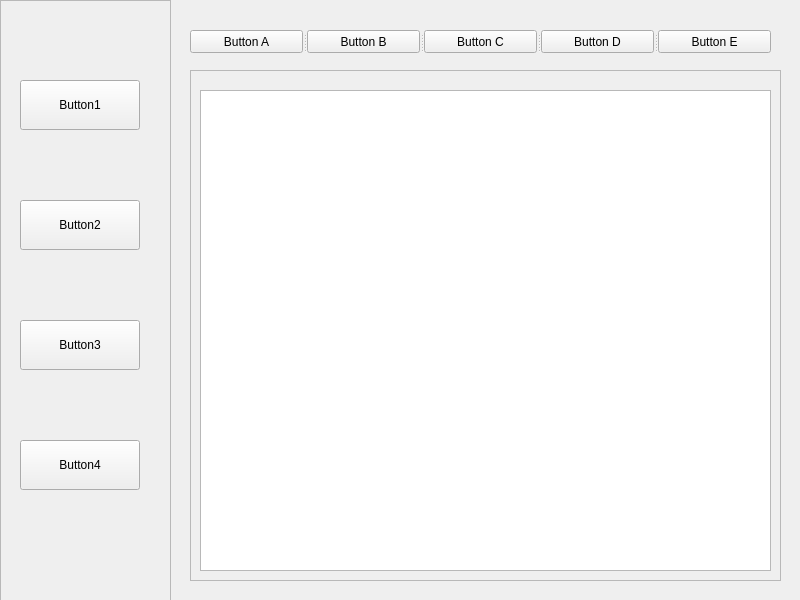
lhdlam/Python-App-Qyqt5, file UI/main.ui: the form before one commit.
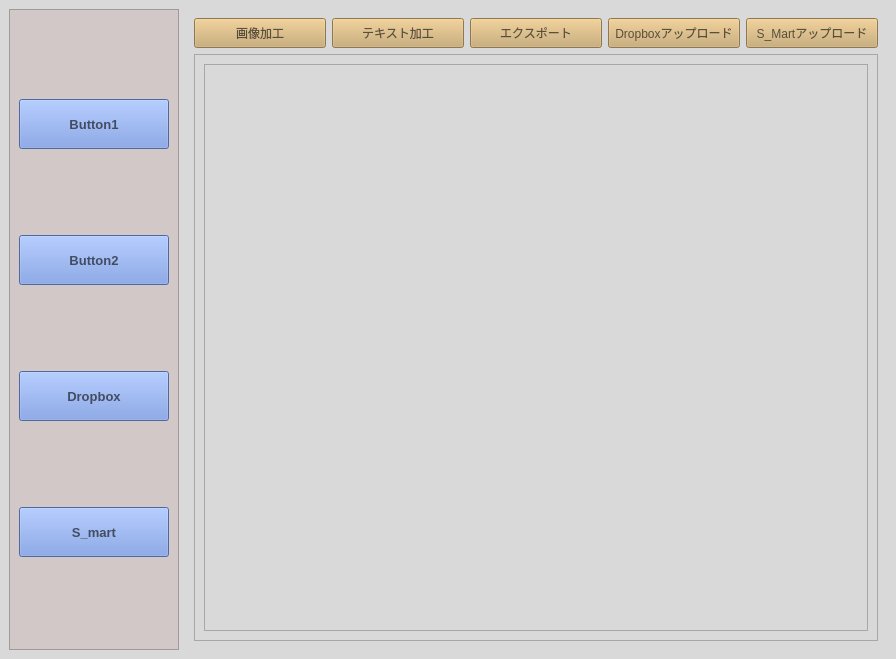
The form after the commit. The open tabs and pages were chosen to show the change.

The edit to the form file:
```diff
--- a/UI/main.ui
+++ b/UI/main.ui
@@ -6,227 +6,482 @@
    <rect>
     <x>0</x>
     <y>0</y>
-    <width>800</width>
-    <height>600</height>
+    <width>896</width>
+    <height>659</height>
    </rect>
   </property>
   <property name="windowTitle">
-   <string>MainWindow</string>
+   <string>Scropper</string>
+  </property>
+  <property name="styleSheet">
+   <string notr="true">background-color: rgb(217, 217, 217);</string>
   </property>
   <widget class="QWidget" name="centralwidget">
-   <widget class="QStackedWidget" name="stackedWidget">
-    <property name="geometry">
-     <rect>
-      <x>170</x>
-      <y>10</y>
-      <width>621</width>
-      <height>571</height>
-     </rect>
-    </property>
-    <property name="currentIndex">
-     <number>0</number>
-    </property>
-    <widget class="QWidget" name="page_1">
-     <widget class="QSplitter" name="splitter">
-      <property name="geometry">
-       <rect>
-        <x>50</x>
-        <y>20</y>
-        <width>531</width>
-        <height>23</height>
-       </rect>
+   <layout class="QGridLayout" name="gridLayout_3">
+    <item row="0" column="0">
+     <widget class="QFrame" name="frame">
+      <property name="minimumSize">
+       <size>
+        <width>170</width>
+        <height>600</height>
+       </size>
       </property>
-      <property name="orientation">
-       <enum>Qt::Horizontal</enum>
+      <property name="styleSheet">
+       <string notr="true">QFrame#frame{
+ background-color: rgb(210, 200, 200);
+}
+QPushButton#btn1{
+         color: rgba(0, 0, 0, 150);
+         background-color: rgb(110, 145, 223);}
+QPushButton#btn1:hover{
+background-color:  rgb(202, 168, 107);}
+QPushButton#btn1:pressed{
+ padding-left: 2px;
+ padding-top: 2px;
+ background-color: rgb(202, 168, 107);}
+
+QPushButton#btn2{
+         color: rgba(0, 0, 0, 150);
+         background-color: rgb(110, 145, 223);}
+QPushButton#btn2:hover{
+background-color:  rgb(202, 168, 107);}
+QPushButton#btn2:pressed{
+ padding-left: 2px;
+ padding-top: 2px;
+ background-color: rgb(202, 168, 107);}
+
+QPushButton#btn3{
+         color: rgba(0, 0, 0, 150);
+         background-color: rgb(110, 145, 223);}
+QPushButton#btn3:hover{
+background-color:  rgb(202, 168, 107);}
+QPushButton#btn3:pressed{
+ padding-left: 2px;
+ padding-top: 2px;
+ background-color: rgb(202, 168, 107);}
+
+QPushButton#btn4{
+         color: rgba(0, 0, 0, 150);
+         background-color: rgb(110, 145, 223);}
+QPushButton#btn4:hover{
+background-color:  rgb(202, 168, 107);}
+QPushButton#btn4:pressed{
+ padding-left: 2px;
+ padding-top: 2px;
+ background-color: rgb(202, 168, 107);}
+
+
+</string>
       </property>
-      <widget class="QPushButton" name="btn1_1">
-       <property name="text">
-        <string>Button A</string>
-       </property>
-      </widget>
-      <widget class="QPushButton" name="btn1_2">
-       <property name="text">
-        <string>Button B</string>
-       </property>
-      </widget>
-      <widget class="QPushButton" name="btn1_3">
-       <property name="text">
-        <string>Button C</string>
-       </property>
-      </widget>
-      <widget class="QPushButton" name="btn1_4">
-       <property name="text">
-        <string>Button D</string>
-       </property>
-      </widget>
-     </widget>
-     <widget class="QFrame" name="frame_btn1_1">
-      <property name="geometry">
-       <rect>
-        <x>20</x>
-        <y>60</y>
-        <width>591</width>
-        <height>511</height>
-       </rect>
-      </property>
       <property name="frameShape">
        <enum>QFrame::StyledPanel</enum>
       </property>
       <property name="frameShadow">
        <enum>QFrame::Raised</enum>
       </property>
-      <widget class="QTableWidget" name="table_excel">
-       <property name="geometry">
-        <rect>
-         <x>10</x>
-         <y>20</y>
-         <width>571</width>
-         <height>481</height>
-        </rect>
-       </property>
-      </widget>
+      <layout class="QGridLayout" name="gridLayout">
+       <item row="0" column="0">
+        <widget class="QPushButton" name="btn1">
+         <property name="enabled">
+          <bool>true</bool>
+         </property>
+         <property name="minimumSize">
+          <size>
+           <width>100</width>
+           <height>50</height>
+          </size>
+         </property>
+         <property name="font">
+          <font>
+           <pointsize>10</pointsize>
+           <weight>75</weight>
+           <bold>true</bold>
+          </font>
+         </property>
+         <property name="styleSheet">
+          <string notr="true"/>
+         </property>
+         <property name="text">
+          <string>Button1</string>
+         </property>
+        </widget>
+       </item>
+       <item row="1" column="0">
+        <widget class="QPushButton" name="btn2">
+         <property name="minimumSize">
+          <size>
+           <width>100</width>
+           <height>50</height>
+          </size>
+         </property>
+         <property name="font">
+          <font>
+           <pointsize>10</pointsize>
+           <weight>75</weight>
+           <bold>true</bold>
+          </font>
+         </property>
+         <property name="text">
+          <string>Button2</string>
+         </property>
+        </widget>
+       </item>
+       <item row="2" column="0">
+        <widget class="QPushButton" name="btn3">
+         <property name="minimumSize">
+          <size>
+           <width>100</width>
+           <height>50</height>
+          </size>
+         </property>
+         <property name="font">
+          <font>
+           <pointsize>10</pointsize>
+           <weight>75</weight>
+           <bold>true</bold>
+          </font>
+         </property>
+         <property name="text">
+          <string>Dropbox</string>
+         </property>
+        </widget>
+       </item>
+       <item row="3" column="0">
+        <widget class="QPushButton" name="btn4">
+         <property name="minimumSize">
+          <size>
+           <width>100</width>
+           <height>50</height>
+          </size>
+         </property>
+         <property name="font">
+          <font>
+           <pointsize>10</pointsize>
+           <weight>75</weight>
+           <bold>true</bold>
+          </font>
+         </property>
+         <property name="text">
+          <string>S_mart</string>
+         </property>
+        </widget>
+       </item>
+      </layout>
      </widget>
-    </widget>
-    <widget class="QWidget" name="page_2">
-     <widget class="QSplitter" name="splitter_2">
-      <property name="geometry">
-       <rect>
-        <x>20</x>
-        <y>20</y>
-        <width>581</width>
-        <height>23</height>
-       </rect>
+    </item>
+    <item row="0" column="1">
+     <widget class="QStackedWidget" name="stackedWidget">
+      <property name="styleSheet">
+       <string notr="true"/>
       </property>
-      <property name="orientation">
-       <enum>Qt::Horizontal</enum>
+      <property name="currentIndex">
+       <number>2</number>
       </property>
-      <widget class="QPushButton" name="btn2_1">
-       <property name="text">
-        <string>Button A</string>
-       </property>
+      <widget class="QWidget" name="page_home">
+       <widget class="QLabel" name="label">
+        <property name="geometry">
+         <rect>
+          <x>0</x>
+          <y>190</y>
+          <width>701</width>
+          <height>181</height>
+         </rect>
+        </property>
+        <property name="font">
+         <font>
+          <family>Harrington</family>
+          <pointsize>26</pointsize>
+          <italic>false</italic>
+         </font>
+        </property>
+        <property name="styleSheet">
+         <string notr="true"/>
+        </property>
+        <property name="text">
+         <string>&lt;html&gt;&lt;head/&gt;&lt;body&gt;&lt;p align=&quot;center&quot;&gt;&lt;span style=&quot; font-size:36pt; font-weight:600; color:#6e91df;&quot;&gt;Scropper&lt;/span&gt;&lt;/p&gt;&lt;/body&gt;&lt;/html&gt;</string>
+        </property>
+       </widget>
       </widget>
-      <widget class="QPushButton" name="btn2_2">
-       <property name="text">
-        <string>Button B</string>
+      <widget class="QWidget" name="page_1">
+       <property name="styleSheet">
+        <string notr="true">QStackedWidget#stackedWidget{
+background-color: rgb(217, 217, 217);
+}
+QFrame#frame{
+ background-color: rgb(210, 200, 200);
+}
+QPushButton#btn1_1{
+         color: rgba(0, 0, 0, 150);
+         background-color: rgb(202, 168, 107);}
+QPushButton#btn1_1:hover{
+background-color:  rgb(201, 131, 106);}
+QPushButton#btn1_1:pressed{
+ padding-left: 2px;
+ padding-top: 2px;
+ background-color: rgb(201, 131, 106);}
+
+QPushButton#btn1_2{
+         color: rgba(0, 0, 0, 150);
+         background-color:rgb(202, 168, 107);}
+QPushButton#btn1_2:hover{
+background-color:  rgb(201, 131, 106);}
+QPushButton#btn1_2:pressed{
+ padding-left: 2px;
+ padding-top: 2px;
+ background-color: rgb(201, 131, 106);}
+
+QPushButton#btn1_3{
+         color: rgba(0, 0, 0, 150);
+         background-color: rgb(202, 168, 107);}
+QPushButton#btn1_3:hover{
+background-color:  rgb(201, 131, 106);}
+QPushButton#btn1_3:pressed{
+ padding-left: 2px;
+ padding-top: 2px;
+ background-color: rgb(201, 131, 106);}
+
+QPushButton#btn1_4{
+         color: rgba(0, 0, 0, 150);
+         background-color: rgb(202, 168, 107);}
+QPushButton#btn1_4:hover{
+background-color:  rgb(201, 131, 106);}
+QPushButton#btn1_4:pressed{
+ padding-left: 2px;
+ padding-top: 2px;
+ background-color: rgb(201, 131, 106);}
+
+
+</string>
        </property>
+       <layout class="QGridLayout" name="gridLayout_4">
+        <item row="1" column="0">
+         <widget class="QTableWidget" name="table_excel">
+          <property name="enabled">
+           <bool>true</bool>
+          </property>
+          <property name="sizePolicy">
+           <sizepolicy hsizetype="Minimum" vsizetype="Expanding">
+            <horstretch>0</horstretch>
+            <verstretch>0</verstretch>
+           </sizepolicy>
+          </property>
+          <property name="minimumSize">
+           <size>
+            <width>500</width>
+            <height>500</height>
+           </size>
+          </property>
+         </widget>
+        </item>
+        <item row="0" column="0">
+         <layout class="QGridLayout" name="gridLayout_2">
+          <item row="0" column="2">
+           <widget class="QPushButton" name="btn1_3">
+            <property name="minimumSize">
+             <size>
+              <width>50</width>
+              <height>30</height>
+             </size>
+            </property>
+            <property name="text">
+             <string>追加/更新判定</string>
+            </property>
+           </widget>
+          </item>
+          <item row="0" column="3">
+           <widget class="QPushButton" name="btn1_4">
+            <property name="minimumSize">
+             <size>
+              <width>50</width>
+              <height>30</height>
+             </size>
+            </property>
+            <property name="text">
+             <string>加工へ送る</string>
+            </property>
+           </widget>
+          </item>
+          <item row="0" column="1">
+           <widget class="QPushButton" name="btn1_2">
+            <property name="minimumSize">
+             <size>
+              <width>50</width>
+              <height>30</height>
+             </size>
+            </property>
+            <property name="text">
+             <string>MDBで検索</string>
+            </property>
+           </widget>
+          </item>
+          <item row="0" column="0">
+           <widget class="QPushButton" name="btn1_1">
+            <property name="minimumSize">
+             <size>
+              <width>50</width>
+              <height>30</height>
+             </size>
+            </property>
+            <property name="text">
+             <string>Excelからインポート</string>
+            </property>
+           </widget>
+          </item>
+         </layout>
+        </item>
+       </layout>
       </widget>
-      <widget class="QPushButton" name="btn2_3">
-       <property name="text">
-        <string>Button C</string>
+      <widget class="QWidget" name="page_2">
+       <property name="styleSheet">
+        <string notr="true">
+QPushButton#btn2_1{
+         color: rgba(0, 0, 0, 150);
+         background-color: rgb(202, 168, 107);}
+QPushButton#btn2_1:hover{
+background-color:  rgb(201, 131, 106);}
+QPushButton#btn2_1:pressed{
+ padding-left: 2px;
+ padding-top: 2px;
+ background-color: rgb(201, 131, 106);}
+
+QPushButton#btn2_2{
+         color: rgba(0, 0, 0, 150);
+         background-color:rgb(202, 168, 107);}
+QPushButton#btn2_2:hover{
+background-color:  rgb(201, 131, 106);}
+QPushButton#btn2_2:pressed{
+ padding-left: 2px;
+ padding-top: 2px;
+ background-color: rgb(201, 131, 106);}
+
+QPushButton#btn2_3{
+         color: rgba(0, 0, 0, 150);
+         background-color: rgb(202, 168, 107);}
+QPushButton#btn2_3:hover{
+background-color:  rgb(201, 131, 106);}
+QPushButton#btn2_3:pressed{
+ padding-left: 2px;
+ padding-top: 2px;
+ background-color: rgb(201, 131, 106);}
+
+QPushButton#btn2_4{
+         color: rgba(0, 0, 0, 150);
+         background-color: rgb(202, 168, 107);}
+QPushButton#btn2_4:hover{
+background-color:  rgb(201, 131, 106);}
+QPushButton#btn2_4:pressed{
+ padding-left: 2px;
+ padding-top: 2px;
+ background-color: rgb(201, 131, 106);}
+
+QPushButton#btn2_5{
+         color: rgba(0, 0, 0, 150);
+         background-color: rgb(202, 168, 107);}
+QPushButton#btn2_5:hover{
+background-color:  rgb(201, 131, 106);}
+QPushButton#btn2_5:pressed{
+ padding-left: 2px;
+ padding-top: 2px;
+ background-color: rgb(201, 131, 106);}</string>
        </property>
+       <layout class="QGridLayout" name="gridLayout_7">
+        <item row="0" column="0">
+         <layout class="QGridLayout" name="gridLayout_5">
+          <item row="0" column="0">
+           <widget class="QPushButton" name="btn2_1">
+            <property name="minimumSize">
+             <size>
+              <width>50</width>
+              <height>30</height>
+             </size>
+            </property>
+            <property name="text">
+             <string>画像加工</string>
+            </property>
+           </widget>
+          </item>
+          <item row="0" column="1">
+           <widget class="QPushButton" name="btn2_2">
+            <property name="minimumSize">
+             <size>
+              <width>50</width>
+              <height>30</height>
+             </size>
+            </property>
+            <property name="text">
+             <string>テキスト加工</string>
+            </property>
+           </widget>
+          </item>
+          <item row="0" column="2">
+           <widget class="QPushButton" name="btn2_3">
+            <property name="minimumSize">
+             <size>
+              <width>50</width>
+              <height>30</height>
+             </size>
+            </property>
+            <property name="text">
+             <string>エクスポート</string>
+            </property>
+           </widget>
+          </item>
+          <item row="0" column="3">
+           <widget class="QPushButton" name="btn2_4">
+            <property name="minimumSize">
+             <size>
+              <width>50</width>
+              <height>30</height>
+             </size>
+            </property>
+            <property name="text">
+             <string>Dropboxアップロード</string>
+            </property>
+           </widget>
+          </item>
+          <item row="0" column="4">
+           <widget class="QPushButton" name="btn2_5">
+            <property name="minimumSize">
+             <size>
+              <width>50</width>
+              <height>30</height>
+             </size>
+            </property>
+            <property name="text">
+             <string>S_Martアップロード</string>
+            </property>
+           </widget>
+          </item>
+         </layout>
+        </item>
+        <item row="1" column="0">
+         <widget class="QFrame" name="frame_btn1_2">
+          <property name="sizePolicy">
+           <sizepolicy hsizetype="Minimum" vsizetype="Preferred">
+            <horstretch>0</horstretch>
+            <verstretch>0</verstretch>
+           </sizepolicy>
+          </property>
+          <property name="frameShape">
+           <enum>QFrame::StyledPanel</enum>
+          </property>
+          <property name="frameShadow">
+           <enum>QFrame::Raised</enum>
+          </property>
+          <layout class="QGridLayout" name="gridLayout_6">
+           <item row="0" column="0">
+            <widget class="QTableWidget" name="table_excel_2"/>
+           </item>
+          </layout>
+         </widget>
+        </item>
+       </layout>
       </widget>
-      <widget class="QPushButton" name="btn2_4">
-       <property name="text">
-        <string>Button D</string>
-       </property>
-      </widget>
-      <widget class="QPushButton" name="btn2_5">
-       <property name="text">
-        <string>Button E</string>
-       </property>
-      </widget>
+      <widget class="QWidget" name="page_3"/>
+      <widget class="QWidget" name="page_4"/>
      </widget>
-     <widget class="QFrame" name="frame_btn1_2">
-      <property name="geometry">
-       <rect>
-        <x>20</x>
-        <y>60</y>
-        <width>591</width>
-        <height>511</height>
-       </rect>
-      </property>
-      <property name="frameShape">
-       <enum>QFrame::StyledPanel</enum>
-      </property>
-      <property name="frameShadow">
-       <enum>QFrame::Raised</enum>
-      </property>
-      <widget class="QTableWidget" name="table_excel_2">
-       <property name="geometry">
-        <rect>
-         <x>10</x>
-         <y>20</y>
-         <width>571</width>
-         <height>481</height>
-        </rect>
-       </property>
-      </widget>
-     </widget>
-    </widget>
-    <widget class="QWidget" name="page_3"/>
-    <widget class="QWidget" name="page_4"/>
-   </widget>
-   <widget class="QFrame" name="frame">
-    <property name="geometry">
-     <rect>
-      <x>0</x>
-      <y>0</y>
-      <width>171</width>
-      <height>611</height>
-     </rect>
-    </property>
-    <property name="frameShape">
-     <enum>QFrame::StyledPanel</enum>
-    </property>
-    <property name="frameShadow">
-     <enum>QFrame::Raised</enum>
-    </property>
-    <widget class="QPushButton" name="btn4">
-     <property name="geometry">
-      <rect>
-       <x>20</x>
-       <y>440</y>
-       <width>120</width>
-       <height>50</height>
-      </rect>
-     </property>
-     <property name="text">
-      <string>Button4</string>
-     </property>
-    </widget>
-    <widget class="QPushButton" name="btn1">
-     <property name="enabled">
-      <bool>true</bool>
-     </property>
-     <property name="geometry">
-      <rect>
-       <x>20</x>
-       <y>80</y>
-       <width>120</width>
-       <height>50</height>
-      </rect>
-     </property>
-     <property name="text">
-      <string>Button1</string>
-     </property>
-    </widget>
-    <widget class="QPushButton" name="btn3">
-     <property name="geometry">
-      <rect>
-       <x>20</x>
-       <y>320</y>
-       <width>120</width>
-       <height>50</height>
-      </rect>
-     </property>
-     <property name="text">
-      <string>Button3</string>
-     </property>
-    </widget>
-    <widget class="QPushButton" name="btn2">
-     <property name="geometry">
-      <rect>
-       <x>20</x>
-       <y>200</y>
-       <width>120</width>
-       <height>50</height>
-      </rect>
-     </property>
-     <property name="text">
-      <string>Button2</string>
-     </property>
-    </widget>
-   </widget>
+    </item>
+   </layout>
   </widget>
  </widget>
  <resources/>
```
